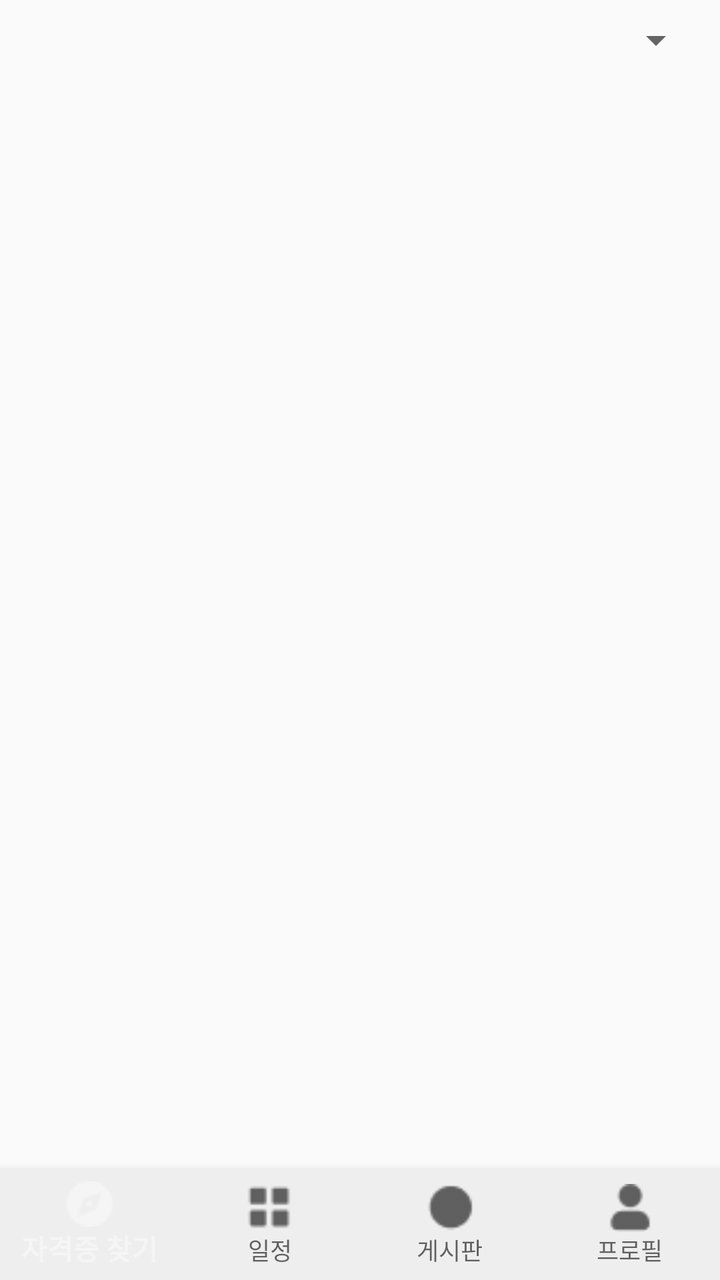
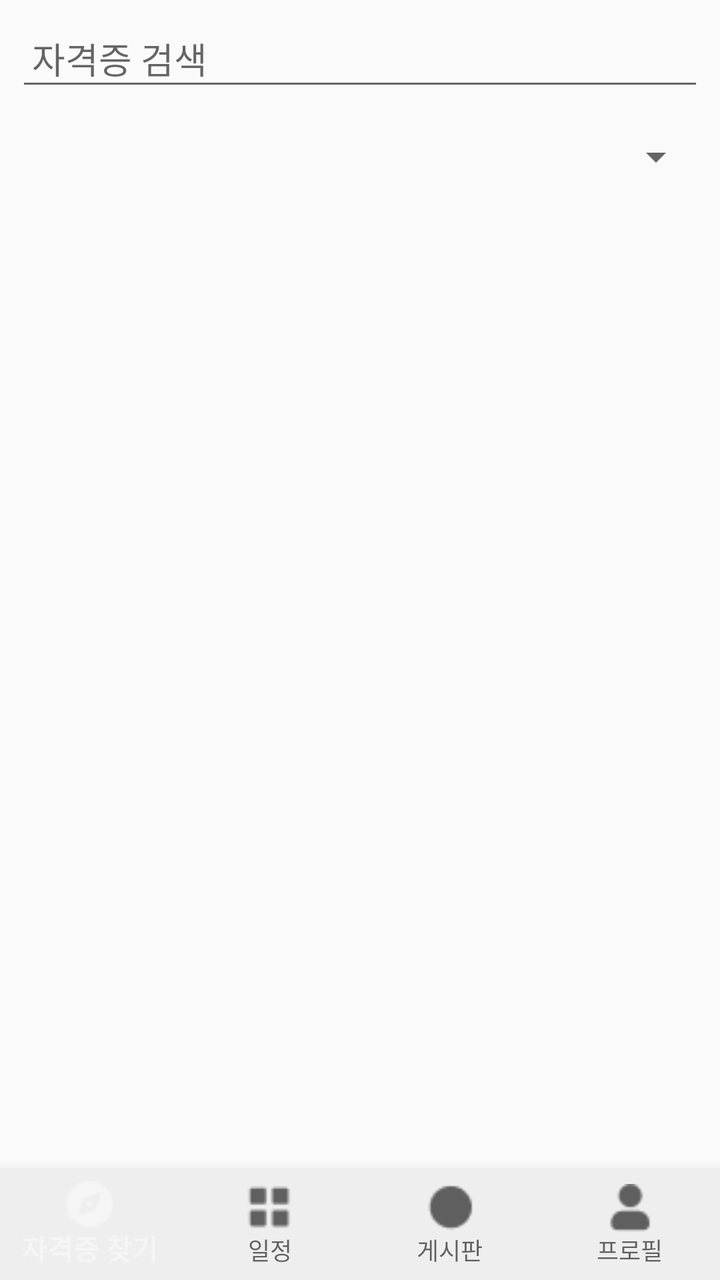

An Android layout rendered at two revisions. The XML below is the earlier revision; the diff shows what the commit changed to produce the second picture.
<!-- AndroidManifest.xml: application theme Theme.AppCompat.Light.NoActionBar -->
<!-- res/layout/activity_searchcert.xml -->
<?xml version="1.0" encoding="utf-8"?>
<LinearLayout
    xmlns:android="http://schemas.android.com/apk/res/android"
    xmlns:app="http://schemas.android.com/apk/res-auto"
    android:orientation="vertical"
    android:layout_width="match_parent"
    android:layout_height="match_parent">

    
    <Spinner
        android:id="@+id/spinnerObligFld"
        android:layout_width="match_parent"
        android:layout_height="wrap_content"
        android:layout_margin="8dp"
        android:spinnerMode="dropdown" />

    
    <androidx.recyclerview.widget.RecyclerView
        android:id="@+id/recyclerCertList"
        android:layout_width="match_parent"
        android:layout_height="0dp"
        android:layout_weight="1"
        android:padding="8dp" />

    
    <com.google.android.material.bottomnavigation.BottomNavigationView
        android:id="@+id/bottomNav"
        android:layout_width="match_parent"
        android:layout_height="wrap_content"
        android:background="#EEEEEE"
        android:elevation="8dp"
        app:menu="@menu/menu_bottom_nav"
        app:labelVisibilityMode="labeled" />

</LinearLayout>
<!-- resources referenced by this layout -->
<resources>

</resources>

<!-- the commit's change to res/layout/activity_searchcert.xml (unified diff, before → after) -->
@@ -5,6 +5,14 @@
     android:orientation="vertical"
     android:layout_width="match_parent"
     android:layout_height="match_parent">
+    <EditText
+        android:id="@+id/etSearch"
+        android:layout_width="match_parent"
+        android:layout_height="wrap_content"
+        android:hint="자격증 검색"
+        android:inputType="text"
+        android:padding="8dp"
+        android:layout_margin="8dp"/>
 
     
     <Spinner
